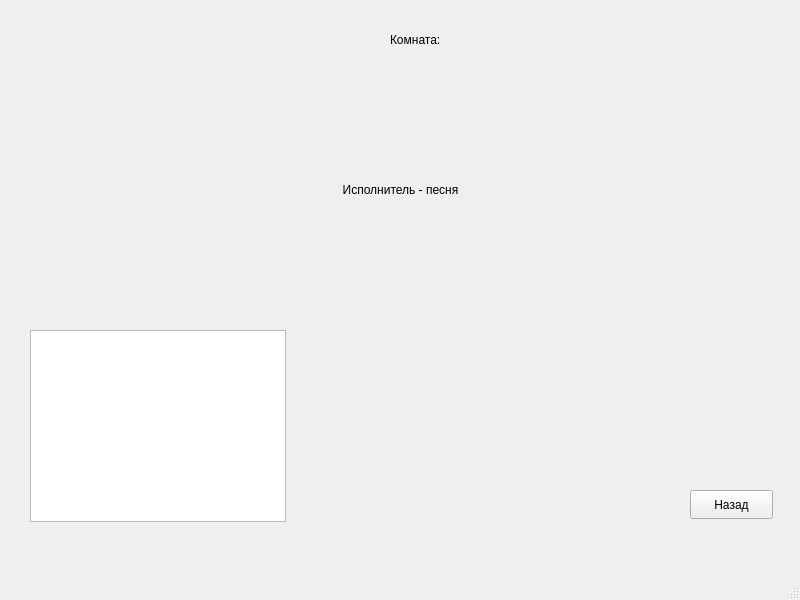
First picture: the form in ui/mainwindow.ui, repository vernolll/MusicTogether-App, before the edit.
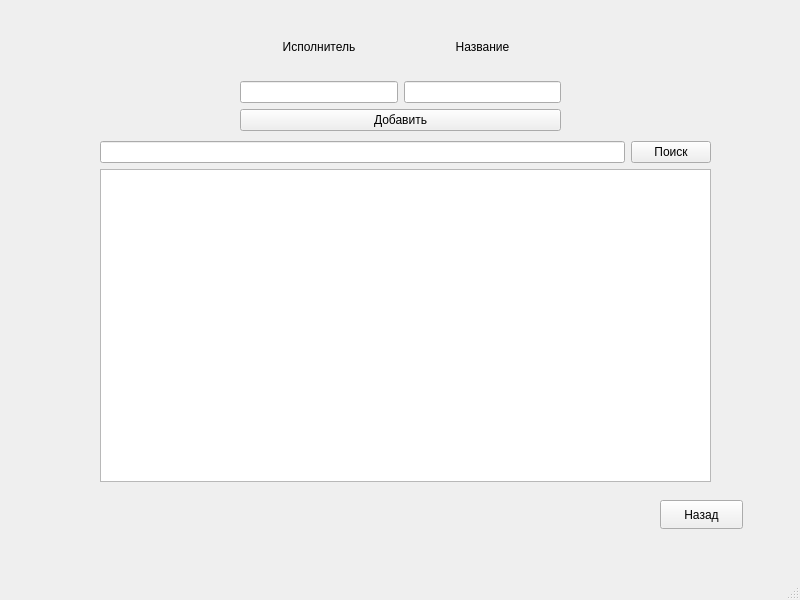
Second picture: the form after the edit.

```diff
--- a/ui/mainwindow.ui
+++ b/ui/mainwindow.ui
@@ -24,7 +24,7 @@
      </rect>
     </property>
     <property name="currentIndex">
-     <number>3</number>
+     <number>4</number>
     </property>
     <widget class="QWidget" name="page_registr_2">
      <widget class="QLabel" name="label_registr_2">
@@ -258,11 +258,86 @@
        <string>Комната:</string>
       </property>
      </widget>
-     <widget class="QPushButton" name="pushButton_back">
+     <widget class="QWidget" name="">
       <property name="geometry">
        <rect>
-        <x>690</x>
-        <y>490</y>
+        <x>670</x>
+        <y>460</y>
+        <width>110</width>
+        <height>67</height>
+       </rect>
+      </property>
+      <layout class="QVBoxLayout" name="verticalLayout_6">
+       <item>
+        <widget class="QPushButton" name="pushButton_playlist">
+         <property name="text">
+          <string>Мой плейлист</string>
+         </property>
+        </widget>
+       </item>
+       <item>
+        <widget class="QPushButton" name="pushButton_back">
+         <property name="text">
+          <string>Назад</string>
+         </property>
+        </widget>
+       </item>
+      </layout>
+     </widget>
+    </widget>
+    <widget class="QWidget" name="page_playlist">
+     <widget class="QWidget" name="layoutWidget_2">
+      <property name="geometry">
+       <rect>
+        <x>240</x>
+        <y>20</y>
+        <width>321</width>
+        <height>111</height>
+       </rect>
+      </property>
+      <layout class="QVBoxLayout" name="verticalLayout_2">
+       <item>
+        <layout class="QHBoxLayout" name="horizontalLayout_2">
+         <item>
+          <widget class="QLabel" name="label">
+           <property name="text">
+            <string>&lt;html&gt;&lt;head/&gt;&lt;body&gt;&lt;p align=&quot;center&quot;&gt;Исполнитель&lt;/p&gt;&lt;/body&gt;&lt;/html&gt;</string>
+           </property>
+          </widget>
+         </item>
+         <item>
+          <widget class="QLabel" name="label_2">
+           <property name="text">
+            <string>&lt;html&gt;&lt;head/&gt;&lt;body&gt;&lt;p align=&quot;center&quot;&gt;Название&lt;/p&gt;&lt;/body&gt;&lt;/html&gt;</string>
+           </property>
+          </widget>
+         </item>
+        </layout>
+       </item>
+       <item>
+        <layout class="QHBoxLayout" name="horizontalLayout">
+         <item>
+          <widget class="QLineEdit" name="lineEdit_singer"/>
+         </item>
+         <item>
+          <widget class="QLineEdit" name="lineEdit_music_name"/>
+         </item>
+        </layout>
+       </item>
+       <item>
+        <widget class="QPushButton" name="pushButton_add_mus">
+         <property name="text">
+          <string>Добавить</string>
+         </property>
+        </widget>
+       </item>
+      </layout>
+     </widget>
+     <widget class="QPushButton" name="pushButton_back_2">
+      <property name="geometry">
+       <rect>
+        <x>660</x>
+        <y>500</y>
         <width>83</width>
         <height>29</height>
        </rect>
@@ -271,6 +346,35 @@
        <string>Назад</string>
       </property>
      </widget>
+     <widget class="QWidget" name="">
+      <property name="geometry">
+       <rect>
+        <x>100</x>
+        <y>141</y>
+        <width>611</width>
+        <height>341</height>
+       </rect>
+      </property>
+      <layout class="QVBoxLayout" name="verticalLayout_3">
+       <item>
+        <layout class="QHBoxLayout" name="horizontalLayout_3">
+         <item>
+          <widget class="QLineEdit" name="lineEdit_search"/>
+         </item>
+         <item>
+          <widget class="QPushButton" name="pushButton_search">
+           <property name="text">
+            <string>Поиск</string>
+           </property>
+          </widget>
+         </item>
+        </layout>
+       </item>
+       <item>
+        <widget class="QTableView" name="tableView_music"/>
+       </item>
+      </layout>
+     </widget>
     </widget>
    </widget>
   </widget>
```
